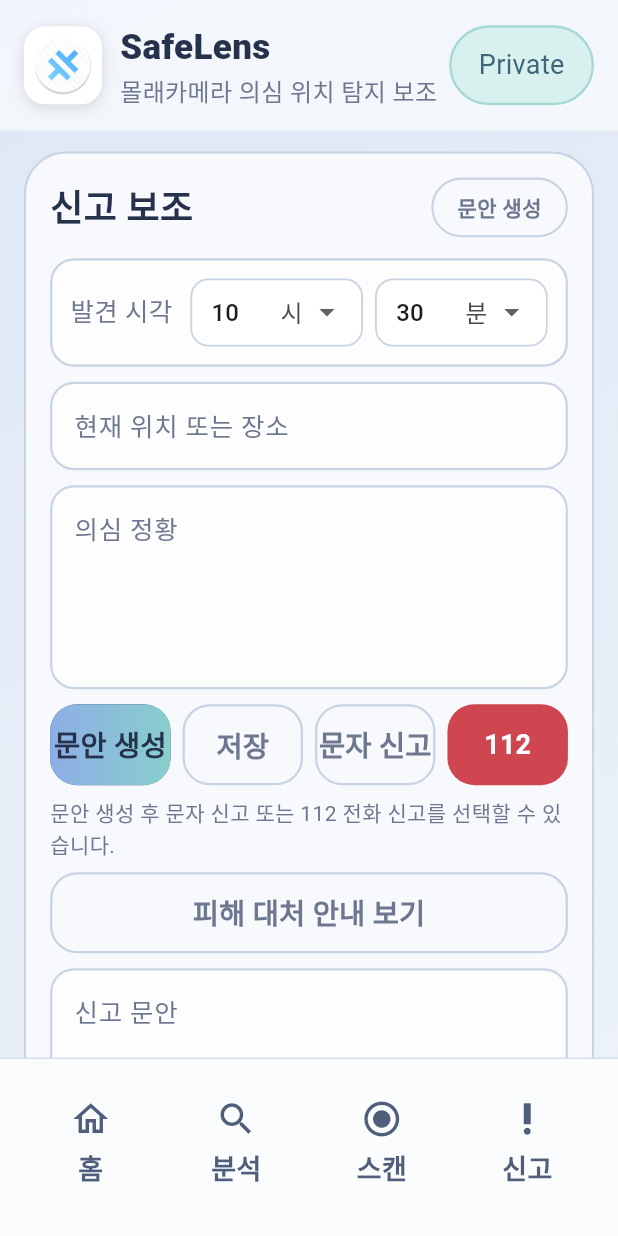
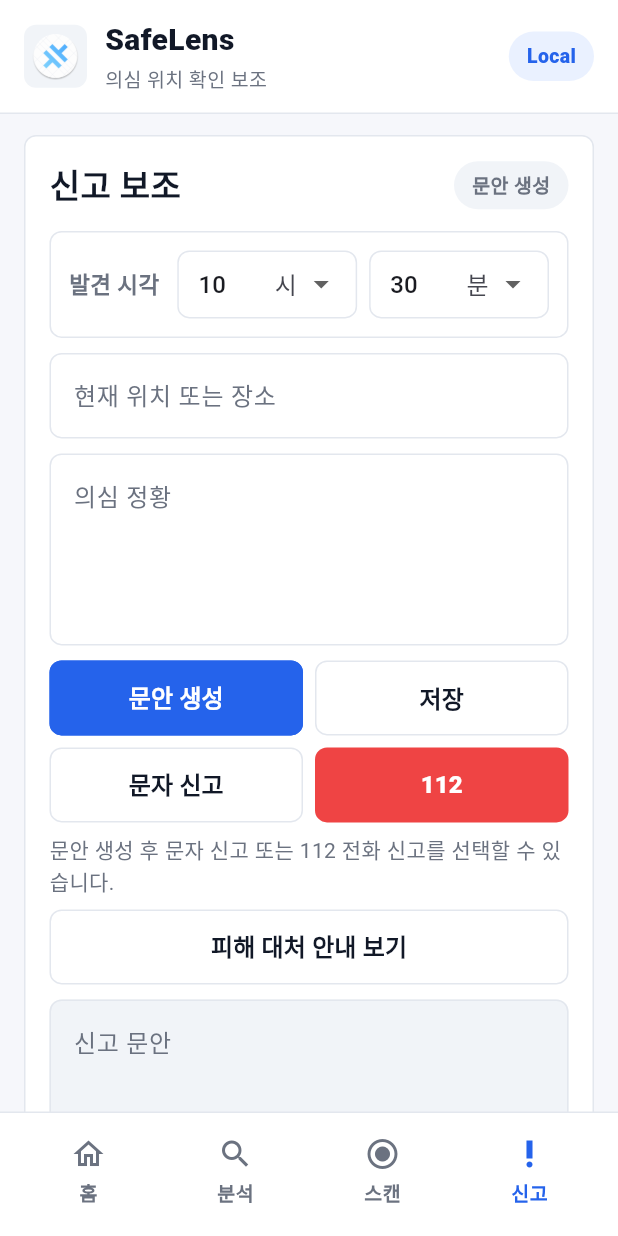
Before and after one commit to 2-changmin/find_cctv, a Flutter app: the screen it shows after launch, item 4 of the bottom bar chosen, after a tap on "112", on a phone screen of 412 x 824 dp. Run offline on Flutter 3.47's test engine with Material 3 defaults, Android fonts, the phone set to English and light mode, and no system bars; our stand-ins replace camera, image_picker.

Commit message:
UI 개선 및 신고부분 글자크기 수정

```diff
--- a/lib/main.dart
+++ b/lib/main.dart
@@ -155,7 +155,12 @@
       title: 'SafeLens',
       theme: ThemeData(
         useMaterial3: true,
-        colorScheme: ColorScheme.fromSeed(seedColor: const Color(0xff6f94d9)),
+        scaffoldBackgroundColor: _Palette.bg,
+        colorScheme: ColorScheme.fromSeed(seedColor: _Palette.primary),
+        snackBarTheme: const SnackBarThemeData(
+          backgroundColor: _Palette.text,
+          contentTextStyle: TextStyle(color: Colors.white, fontWeight: FontWeight.w600),
+        ),
       ),
       home: const SafeLensHome(),
     );
@@ -163,16 +168,15 @@
 }
 
 class _Palette {
-  static const bgTop = Color(0xffdfe7f6);
-  static const bgBottom = Color(0xffedf3f8);
-  static const surface = Color(0xfff7f9fd);
-  static const line = Color(0xffc8d3e4);
-  static const text = Color(0xff26324b);
-  static const subText = Color(0xff6d7890);
-  static const chipBg = Color(0xffd8f0ee);
-  static const primaryStart = Color(0xff8daee6);
-  static const primaryEnd = Color(0xff88cfcc);
-  static const danger = Color(0xffcf4550);
+  static const bg = Color(0xfff6f7fb);
+  static const surface = Color(0xffffffff);
+  static const surfaceMuted = Color(0xfff1f4f8);
+  static const line = Color(0xffe3e7ee);
+  static const text = Color(0xff111827);
+  static const subText = Color(0xff6b7280);
+  static const primary = Color(0xff2563eb);
+  static const primarySoft = Color(0xffeaf1ff);
+  static const danger = Color(0xffef4444);
 }
 
 class SafeLensHome extends StatefulWidget {
@@ -489,15 +493,9 @@
   @override
   Widget build(BuildContext context) {
     return Scaffold(
-      backgroundColor: Colors.transparent,
+      backgroundColor: _Palette.bg,
       body: Container(
-        decoration: const BoxDecoration(
-          gradient: LinearGradient(
-            begin: Alignment.topLeft,
-            end: Alignment.bottomRight,
-            colors: [_Palette.bgTop, _Palette.bgBottom],
-          ),
-        ),
+        color: _Palette.bg,
         child: SafeArea(
           child: Column(
             children: [
@@ -529,28 +527,39 @@
     return Column(
       crossAxisAlignment: CrossAxisAlignment.start,
       children: [
-        Container(
-          width: 138,
-          height: 138,
-          padding: const EdgeInsets.all(18),
-          decoration: BoxDecoration(
-            color: Colors.white.withValues(alpha: 0.55),
-            borderRadius: BorderRadius.circular(28),
-            boxShadow: const [BoxShadow(color: Color(0x14000000), blurRadius: 16, offset: Offset(0, 8))],
-          ),
-          child: Image.asset('public/app-icon.png'),
+        Row(
+          children: [
+            Container(
+              width: 64,
+              height: 64,
+              padding: const EdgeInsets.all(10),
+              decoration: BoxDecoration(
+                color: _Palette.surface,
+                borderRadius: BorderRadius.circular(8),
+                border: Border.all(color: _Palette.line),
+              ),
+              child: Image.asset('public/app-icon.png'),
+            ),
+            const SizedBox(width: 14),
+            const Expanded(
+              child: Column(
+                crossAxisAlignment: CrossAxisAlignment.start,
+                children: [
+                  Text(
+                    'SafeLens',
+                    style: TextStyle(fontSize: 30, fontWeight: FontWeight.w900, color: _Palette.text),
+                  ),
+                  SizedBox(height: 4),
+                  Text(
+                    '현장 확인과 신고 준비를 한 화면 흐름으로 정리합니다.',
+                    style: TextStyle(fontSize: 15, color: _Palette.subText, height: 1.35),
+                  ),
+                ],
+              ),
+            ),
+          ],
         ),
-        const SizedBox(height: 20),
-        const Text(
-          'SafeLens',
-          style: TextStyle(fontSize: 68 / 1.8, fontWeight: FontWeight.w800, color: _Palette.text),
-        ),
-        const SizedBox(height: 8),
-        const Text(
-          '사진 분석과 실시간 반사 확인으로 의심 후보를 빠르게 표시합니다.',
-          style: TextStyle(fontSize: 18, color: _Palette.subText, height: 1.35),
-        ),
-        const SizedBox(height: 22),
+        const SizedBox(height: 18),
         _HomeLinkCard(
           icon: Icons.search,
           title: '사진 분석',
@@ -584,8 +593,8 @@
           width: double.infinity,
           padding: const EdgeInsets.all(16),
           decoration: BoxDecoration(
-            color: Colors.white.withValues(alpha: 0.5),
-            borderRadius: BorderRadius.circular(20),
+            color: _Palette.primarySoft,
+            borderRadius: BorderRadius.circular(8),
             border: Border.all(color: _Palette.line),
           ),
           child: const Text(
@@ -647,8 +656,9 @@
           const SizedBox(height: 8),
           DecoratedBox(
             decoration: BoxDecoration(
+              color: _Palette.surfaceMuted,
               border: Border.all(color: _Palette.line),
-              borderRadius: BorderRadius.circular(18),
+              borderRadius: BorderRadius.circular(8),
             ),
             child: SizedBox(
               width: double.infinity,
@@ -750,21 +760,25 @@
               Expanded(
                 child: _ActionButton(label: '저장', onTap: _saveReport),
               ),
-              const SizedBox(width: 8),
+            ],
+          ),
+          const SizedBox(height: 8),
+          Row(
+            children: [
               Expanded(
                 child: _ActionButton(label: '문자 신고', onTap: _sendSmsReport),
               ),
               const SizedBox(width: 8),
               Expanded(
                 child: SizedBox(
-                  height: 54,
+                  height: 50,
                   child: FilledButton(
                     style: FilledButton.styleFrom(
                       backgroundColor: _Palette.danger,
-                      shape: RoundedRectangleBorder(borderRadius: BorderRadius.circular(18)),
+                      shape: RoundedRectangleBorder(borderRadius: BorderRadius.circular(8)),
                     ),
                     onPressed: _call112,
-                    child: const Text('112', style: TextStyle(fontSize: 18, fontWeight: FontWeight.w700)),
+                    child: const Text('112', style: TextStyle(fontSize: 16, fontWeight: FontWeight.w900)),
                   ),
                 ),
               ),
@@ -797,20 +811,22 @@
   @override
   Widget build(BuildContext context) {
     return Container(
-      padding: const EdgeInsets.fromLTRB(16, 14, 16, 14),
-      color: Colors.white.withValues(alpha: 0.6),
+      padding: const EdgeInsets.fromLTRB(16, 12, 16, 12),
+      decoration: const BoxDecoration(
+        color: _Palette.surface,
+        border: Border(bottom: BorderSide(color: _Palette.line)),
+      ),
       child: Row(
         children: [
           Container(
-            width: 52,
-            height: 52,
+            width: 42,
+            height: 42,
             decoration: BoxDecoration(
-              color: Colors.white,
-              borderRadius: BorderRadius.circular(14),
-              boxShadow: const [BoxShadow(color: Color(0x22000000), blurRadius: 8, offset: Offset(0, 2))],
+              color: _Palette.surfaceMuted,
+              borderRadius: BorderRadius.circular(8),
             ),
             child: Padding(
-              padding: const EdgeInsets.all(6),
+              padding: const EdgeInsets.all(5),
               child: Image.asset('public/app-icon.png'),
             ),
           ),
@@ -819,20 +835,22 @@
             child: Column(
               crossAxisAlignment: CrossAxisAlignment.start,
               children: [
-                Text('SafeLens', style: TextStyle(fontSize: 42 / 1.8, fontWeight: FontWeight.w800, color: _Palette.text)),
+                Text('SafeLens', style: TextStyle(fontSize: 20, fontWeight: FontWeight.w900, color: _Palette.text)),
                 SizedBox(height: 2),
-                Text('몰래카메라 의심 위치 탐지 보조', style: TextStyle(fontSize: 16, color: _Palette.subText)),
+                Text('의심 위치 확인 보조', style: TextStyle(fontSize: 13, color: _Palette.subText)),
               ],
             ),
           ),
           Container(
-            padding: const EdgeInsets.symmetric(horizontal: 18, vertical: 12),
+            padding: const EdgeInsets.symmetric(horizontal: 12, vertical: 7),
             decoration: BoxDecoration(
-              color: _Palette.chipBg,
+              color: _Palette.primarySoft,
               borderRadius: BorderRadius.circular(999),
-              border: Border.all(color: const Color(0xffa6d8d7), width: 1.6),
-            ),
-            child: const Text('Private', style: TextStyle(fontSize: 18, color: Color(0xff3f6579))),
+            ),
+            child: const Text(
+              'Local',
+              style: TextStyle(fontSize: 13, color: _Palette.primary, fontWeight: FontWeight.w800),
+            ),
           ),
         ],
       ),
@@ -864,15 +882,9 @@
   @override
   Widget build(BuildContext context) {
     return Scaffold(
-      backgroundColor: Colors.transparent,
+      backgroundColor: _Palette.bg,
       body: Container(
-        decoration: const BoxDecoration(
-          gradient: LinearGradient(
-            begin: Alignment.topLeft,
-            end: Alignment.bottomRight,
-            colors: [_Palette.bgTop, _Palette.bgBottom],
-          ),
-        ),
+        color: _Palette.bg,
         child: SafeArea(
           child: Column(
             children: [
@@ -976,10 +988,10 @@
     ];
 
     return Container(
-      padding: const EdgeInsets.fromLTRB(12, 10, 12, 16),
-      decoration: BoxDecoration(
-        color: Colors.white.withValues(alpha: 0.75),
-        border: const Border(top: BorderSide(color: Color(0xffd5deeb))),
+      padding: const EdgeInsets.fromLTRB(10, 8, 10, 12),
+      decoration: const BoxDecoration(
+        color: _Palette.surface,
+        border: Border(top: BorderSide(color: _Palette.line)),
       ),
       child: Row(
         children: List.generate(items.length, (index) {
@@ -989,25 +1001,26 @@
             child: Padding(
               padding: const EdgeInsets.symmetric(horizontal: 4),
               child: InkWell(
-                borderRadius: BorderRadius.circular(22),
+                borderRadius: BorderRadius.circular(8),
                 onTap: () => onChanged(index),
                 child: Ink(
-                  height: 92,
+                  height: 62,
                   decoration: BoxDecoration(
-                    borderRadius: BorderRadius.circular(22),
-                    color: active ? null : const Color(0xffeef2f8),
-                    gradient: active
-                        ? const LinearGradient(colors: [_Palette.primaryStart, _Palette.primaryEnd])
-                        : null,
+                    borderRadius: BorderRadius.circular(8),
+                    color: active ? _Palette.primarySoft : Colors.transparent,
                   ),
                   child: Column(
                     mainAxisAlignment: MainAxisAlignment.center,
                     children: [
-                      Icon(item.icon, size: 28, color: const Color(0xff4f5e7b)),
-                      const SizedBox(height: 6),
+                      Icon(item.icon, size: 24, color: active ? _Palette.primary : _Palette.subText),
+                      const SizedBox(height: 4),
                       Text(
                         item.label,
-                        style: const TextStyle(fontSize: 18, fontWeight: FontWeight.w700, color: Color(0xff4f5e7b)),
+                        style: TextStyle(
+                          fontSize: 13,
+                          fontWeight: FontWeight.w800,
+                          color: active ? _Palette.primary : _Palette.subText,
+                        ),
                       ),
                     ],
                   ),
@@ -1041,40 +1054,46 @@
     return Material(
       color: Colors.transparent,
       child: InkWell(
-        borderRadius: BorderRadius.circular(24),
+        borderRadius: BorderRadius.circular(8),
         onTap: onTap,
         child: Ink(
           padding: const EdgeInsets.all(14),
           decoration: BoxDecoration(
-            color: Colors.white.withValues(alpha: 0.72),
-            borderRadius: BorderRadius.circular(24),
+            color: _Palette.surface,
+            borderRadius: BorderRadius.circular(8),
             border: Border.all(
-              color: highlighted ? const Color(0xffadc2ea) : _Palette.line,
-              width: 1.6,
+              color: highlighted ? _Palette.primary : _Palette.line,
+              width: highlighted ? 1.4 : 1,
             ),
           ),
           child: Row(
             children: [
               Container(
-                width: 74,
-                height: 74,
+                width: 48,
+                height: 48,
                 decoration: BoxDecoration(
-                  gradient: const LinearGradient(colors: [_Palette.primaryStart, _Palette.primaryEnd]),
-                  borderRadius: BorderRadius.circular(22),
-                ),
-                child: Icon(icon, size: 36, color: const Color(0xff2f3b58)),
+                  color: highlighted ? _Palette.primary : _Palette.surfaceMuted,
+                  borderRadius: BorderRadius.circular(8),
+                ),
+                child: Icon(icon, size: 26, color: highlighted ? Colors.white : _Palette.text),
               ),
               const SizedBox(width: 14),
               Expanded(
                 child: Text(
                   title,
-                  style: const TextStyle(fontSize: 22, fontWeight: FontWeight.w800, color: _Palette.text),
+                  style: const TextStyle(fontSize: 18, fontWeight: FontWeight.w900, color: _Palette.text),
                 ),
               ),
               Text(
                 status,
-                style: const TextStyle(fontSize: 19, color: _Palette.subText, fontWeight: FontWeight.w700),
-              ),
+                style: TextStyle(
+                  fontSize: 14,
+                  color: highlighted ? _Palette.primary : _Palette.subText,
+                  fontWeight: FontWeight.w800,
+                ),
+              ),
+              const SizedBox(width: 6),
+              const Icon(Icons.chevron_right, size: 22, color: _Palette.subText),
             ],
           ),
         ),
@@ -1096,8 +1115,8 @@
       padding: const EdgeInsets.all(16),
       decoration: BoxDecoration(
         color: _Palette.surface,
-        borderRadius: BorderRadius.circular(28),
-        border: Border.all(color: _Palette.line, width: 1.4),
+        borderRadius: BorderRadius.circular(8),
+        border: Border.all(color: _Palette.line),
       ),
       child: Column(
         crossAxisAlignment: CrossAxisAlignment.start,
@@ -1107,18 +1126,18 @@
               Expanded(
                 child: Text(
                   title,
-                  style: const TextStyle(fontSize: 24, fontWeight: FontWeight.w800, color: _Palette.text),
+                  style: const TextStyle(fontSize: 22, fontWeight: FontWeight.w900, color: _Palette.text),
                 ),
               ),
               Container(
-                padding: const EdgeInsets.symmetric(horizontal: 16, vertical: 8),
+                padding: const EdgeInsets.symmetric(horizontal: 12, vertical: 6),
                 decoration: BoxDecoration(
-                  border: Border.all(color: _Palette.line, width: 1.4),
+                  color: _Palette.surfaceMuted,
                   borderRadius: BorderRadius.circular(999),
                 ),
                 child: Text(
                   status,
-                  style: const TextStyle(fontSize: 14, color: _Palette.subText, fontWeight: FontWeight.w700),
+                  style: const TextStyle(fontSize: 13, color: _Palette.subText, fontWeight: FontWeight.w800),
                 ),
               ),
             ],
@@ -1150,8 +1169,8 @@
       margin: const EdgeInsets.only(bottom: 12),
       padding: const EdgeInsets.all(14),
       decoration: BoxDecoration(
-        color: Colors.white.withValues(alpha: 0.62),
-        borderRadius: BorderRadius.circular(18),
+        color: _Palette.surface,
+        borderRadius: BorderRadius.circular(8),
         border: Border.all(color: _Palette.line),
       ),
       child: Column(
@@ -1160,19 +1179,19 @@
           Row(
             children: [
               Container(
-                width: 42,
-                height: 42,
+                width: 38,
+                height: 38,
                 decoration: BoxDecoration(
-                  gradient: const LinearGradient(colors: [_Palette.primaryStart, _Palette.primaryEnd]),
-                  borderRadius: BorderRadius.circular(14),
-                ),
-                child: Icon(icon, color: _Palette.text),
+                  color: _Palette.primarySoft,
+                  borderRadius: BorderRadius.circular(8),
+                ),
+                child: Icon(icon, color: _Palette.primary),
               ),
               const SizedBox(width: 10),
               Expanded(
                 child: Text(
                   title,
-                  style: const TextStyle(fontSize: 19, fontWeight: FontWeight.w800, color: _Palette.text),
+                  style: const TextStyle(fontSize: 18, fontWeight: FontWeight.w900, color: _Palette.text),
                 ),
               ),
             ],
@@ -1198,7 +1217,7 @@
                   Expanded(
                     child: Text(
                       item,
-                      style: const TextStyle(fontSize: 15, color: _Palette.subText, height: 1.35),
+                      style: const TextStyle(fontSize: 14, color: _Palette.subText, height: 1.35),
                     ),
                   ),
                 ],
@@ -1234,8 +1253,8 @@
     return OutlinedButton(
       style: OutlinedButton.styleFrom(
         foregroundColor: danger ? _Palette.danger : _Palette.text,
-        side: BorderSide(color: danger ? _Palette.danger : _Palette.line, width: 1.4),
-        shape: RoundedRectangleBorder(borderRadius: BorderRadius.circular(14)),
+        side: BorderSide(color: danger ? _Palette.danger : _Palette.line),
+        shape: RoundedRectangleBorder(borderRadius: BorderRadius.circular(8)),
       ),
       onPressed: onTap,
       child: Text(label, style: const TextStyle(fontWeight: FontWeight.w700)),
@@ -1259,38 +1278,22 @@
   @override
   Widget build(BuildContext context) {
     return SizedBox(
-      height: compact ? 48 : 54,
+      height: compact ? 46 : 50,
       child: FilledButton(
         style: FilledButton.styleFrom(
-          backgroundColor: filled ? null : Colors.transparent,
-          foregroundColor: filled ? _Palette.text : _Palette.subText,
-          disabledBackgroundColor: const Color(0xffe5ebf5),
-          disabledForegroundColor: const Color(0xff9ba8bd),
+          backgroundColor: filled ? _Palette.primary : _Palette.surface,
+          foregroundColor: filled ? Colors.white : _Palette.text,
+          disabledBackgroundColor: _Palette.surfaceMuted,
+          disabledForegroundColor: const Color(0xffa2aab8),
           shape: RoundedRectangleBorder(
-            borderRadius: BorderRadius.circular(18),
-            side: BorderSide(color: filled ? Colors.transparent : _Palette.line, width: 1.5),
+            borderRadius: BorderRadius.circular(8),
+            side: BorderSide(color: filled ? _Palette.primary : _Palette.line),
           ),
           elevation: 0,
-          padding: EdgeInsets.zero,
-        ).copyWith(
-          backgroundColor: WidgetStateProperty.resolveWith((states) {
-            if (states.contains(WidgetState.disabled)) return const Color(0xffe5ebf5);
-            if (!filled) return Colors.transparent;
-            return null;
-          }),
+          padding: const EdgeInsets.symmetric(horizontal: 12),
         ),
         onPressed: onTap,
-        child: Ink(
-          decoration: filled
-              ? BoxDecoration(
-                  gradient: const LinearGradient(colors: [_Palette.primaryStart, _Palette.primaryEnd]),
-                  borderRadius: BorderRadius.circular(18),
-                )
-              : null,
-          child: Center(
-            child: Text(label, style: const TextStyle(fontSize: 19, fontWeight: FontWeight.w700)),
-          ),
-        ),
+        child: Text(label, style: const TextStyle(fontSize: 16, fontWeight: FontWeight.w800)),
       ),
     );
   }
@@ -1320,13 +1323,13 @@
       child: Container(
         padding: const EdgeInsets.all(12),
         decoration: BoxDecoration(
-          color: Colors.white.withValues(alpha: 0.72),
-          borderRadius: BorderRadius.circular(16),
-          border: Border.all(color: _Palette.line, width: 1.5),
+          color: _Palette.surface,
+          borderRadius: BorderRadius.circular(8),
+          border: Border.all(color: _Palette.line),
         ),
         child: Row(
           children: [
-            const Text('발견 시각', style: TextStyle(fontSize: 17, color: _Palette.subText)),
+            const Text('발견 시각', style: TextStyle(fontSize: 15, color: _Palette.subText, fontWeight: FontWeight.w700)),
             const SizedBox(width: 12),
             Expanded(
               child: DropdownButtonFormField<int>(
@@ -1373,12 +1376,12 @@
       filled: true,
       fillColor: Colors.white,
       enabledBorder: OutlineInputBorder(
-        borderRadius: BorderRadius.circular(12),
-        borderSide: const BorderSide(color: _Palette.line, width: 1.2),
+        borderRadius: BorderRadius.circular(8),
+        borderSide: const BorderSide(color: _Palette.line),
       ),
       focusedBorder: OutlineInputBorder(
-        borderRadius: BorderRadius.circular(12),
-        borderSide: const BorderSide(color: Color(0xff9fb8e8), width: 1.4),
+        borderRadius: BorderRadius.circular(8),
+        borderSide: const BorderSide(color: _Palette.primary, width: 1.4),
       ),
     );
   }
@@ -1401,19 +1404,19 @@
         minLines: lines,
         maxLines: lines,
         readOnly: readOnly,
-        style: const TextStyle(fontSize: 17, color: _Palette.text),
+        style: const TextStyle(fontSize: 16, color: _Palette.text),
         decoration: InputDecoration(
           filled: true,
-          fillColor: Colors.white.withValues(alpha: 0.72),
+          fillColor: readOnly ? _Palette.surfaceMuted : _Palette.surface,
           hintText: hint,
           hintStyle: const TextStyle(color: _Palette.subText),
           enabledBorder: OutlineInputBorder(
-            borderRadius: BorderRadius.circular(16),
-            borderSide: const BorderSide(color: _Palette.line, width: 1.5),
+            borderRadius: BorderRadius.circular(8),
+            borderSide: const BorderSide(color: _Palette.line),
           ),
           focusedBorder: OutlineInputBorder(
-            borderRadius: BorderRadius.circular(16),
-            borderSide: const BorderSide(color: Color(0xff9fb8e8), width: 1.8),
+            borderRadius: BorderRadius.circular(8),
+            borderSide: const BorderSide(color: _Palette.primary, width: 1.4),
           ),
         ),
       ),
@@ -1430,11 +1433,11 @@
   Widget build(BuildContext context) {
     return DecoratedBox(
       decoration: BoxDecoration(
-        color: Colors.white.withValues(alpha: 0.75),
-        border: Border.all(color: _Palette.line, width: 1.5),
-        borderRadius: BorderRadius.circular(22),
-      ),
-      child: ClipRRect(borderRadius: BorderRadius.circular(22), child: child),
+        color: _Palette.surfaceMuted,
+        border: Border.all(color: _Palette.line),
+        borderRadius: BorderRadius.circular(8),
+      ),
+      child: ClipRRect(borderRadius: BorderRadius.circular(8), child: child),
     );
   }
 }
```
